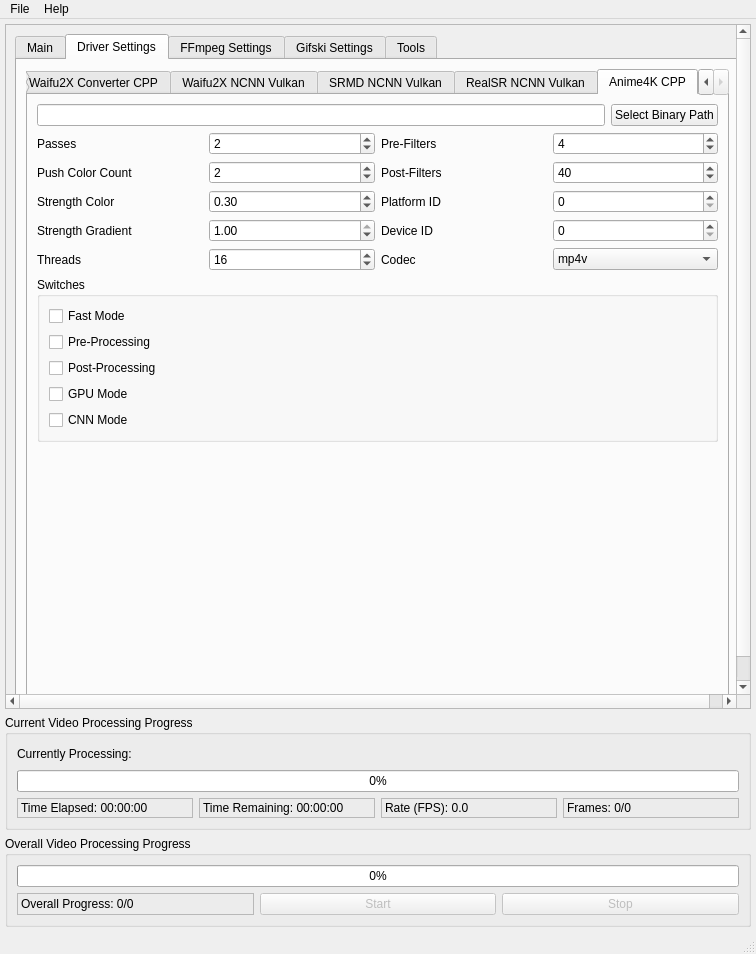
The window that src/video2x_gui.ui (k4yt3x/video2x) describes before a commit, drawn with Qt 5.
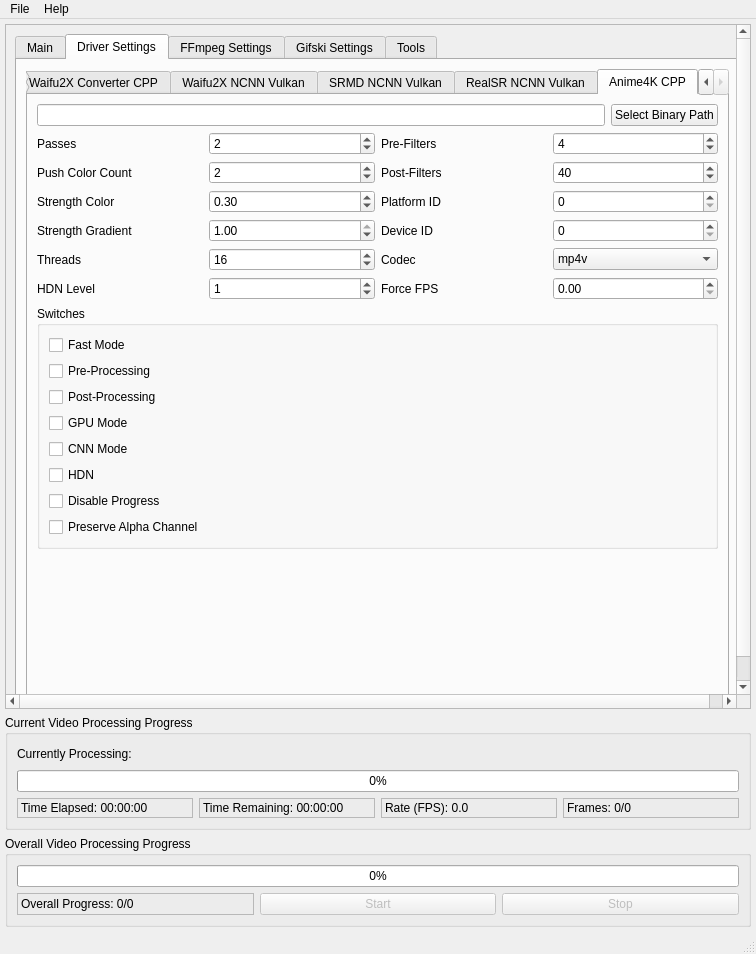
The same window after the commit. The open tabs and pages were chosen to show the change.

Commit message: updated GUI for the newest version of Anime4kCPP

```diff
--- a/src/video2x_gui.ui
+++ b/src/video2x_gui.ui
@@ -1804,6 +1804,27 @@
                      </property>
                     </widget>
                    </item>
+                   <item>
+                    <widget class="QCheckBox" name="anime4kCppHdnCheckBox">
+                     <property name="text">
+                      <string>HDN</string>
+                     </property>
+                    </widget>
+                   </item>
+                   <item>
+                    <widget class="QCheckBox" name="anime4kCppDisableProgressCheckBox">
+                     <property name="text">
+                      <string>Disable Progress</string>
+                     </property>
+                    </widget>
+                   </item>
+                   <item>
+                    <widget class="QCheckBox" name="anime4kCppAlphaCheckBox">
+                     <property name="text">
+                      <string>Preserve Alpha Channel</string>
+                     </property>
+                    </widget>
+                   </item>
                   </layout>
                  </widget>
                 </item>
@@ -1942,6 +1963,38 @@
                   </property>
                  </spacer>
                 </item>
+                <item row="8" column="0">
+                 <layout class="QHBoxLayout" name="anime4kCppHdnLevelHorizontalLayout">
+                  <item>
+                   <widget class="QLabel" name="anime4kCppHdnLevelLabel">
+                    <property name="text">
+                     <string>HDN Level</string>
+                    </property>
+                   </widget>
+                  </item>
+                  <item>
+                   <widget class="QSpinBox" name="anime4kCppHdnLevelSpinBox">
+                    <property name="value">
+                     <number>1</number>
+                    </property>
+                   </widget>
+                  </item>
+                 </layout>
+                </item>
+                <item row="8" column="1">
+                 <layout class="QHBoxLayout" name="anime4kCppForceFpsHorizontalLayout">
+                  <item>
+                   <widget class="QLabel" name="anime4kCppForceFpsLabel">
+                    <property name="text">
+                     <string>Force FPS</string>
+                    </property>
+                   </widget>
+                  </item>
+                  <item>
+                   <widget class="QDoubleSpinBox" name="anime4kCppForceFpsDoubleSpinBox"/>
+                  </item>
+                 </layout>
+                </item>
                </layout>
               </widget>
              </widget>
```
The commit also changes 2 other files.
